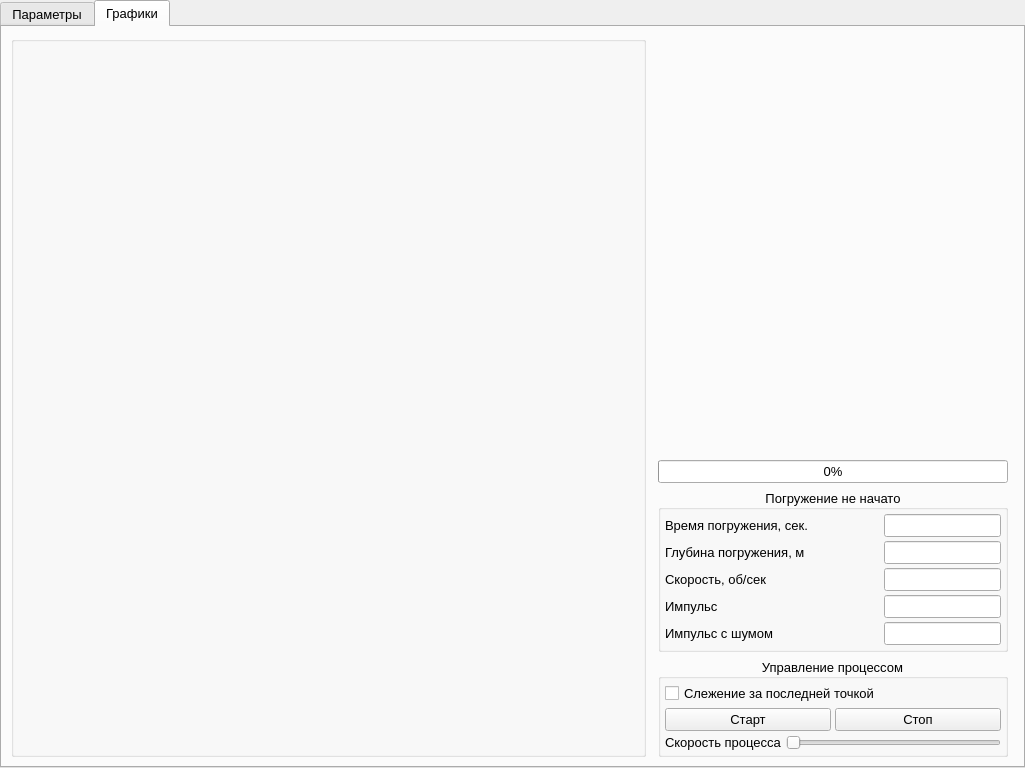
This is mainwindow.ui in DvaMishkiLapa/xolm3 as Qt 5 draws it before an edit. The edited form follows.
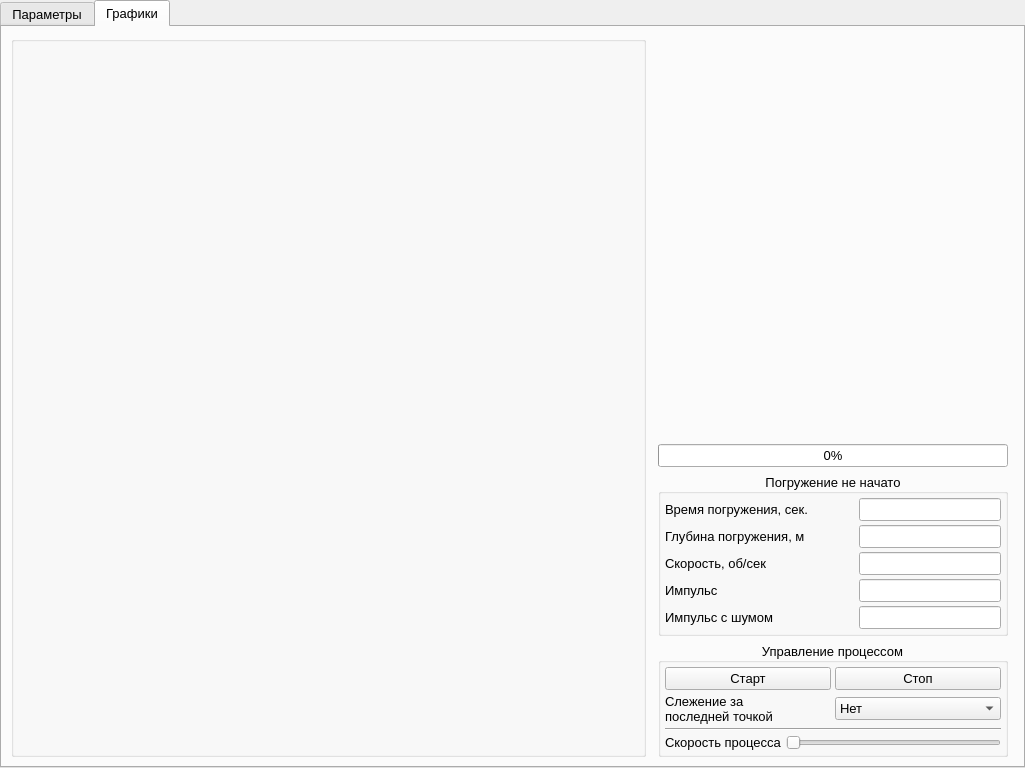
This is the edited form. The open tabs and pages were chosen to show the change.

Commit message: Replace tracking_toggle to tracking_toggle_box

```diff
--- a/mainwindow.ui
+++ b/mainwindow.ui
@@ -743,7 +743,7 @@
                 <widget class="QLabel" name="label_19">
                  <property name="minimumSize">
                   <size>
-                   <width>215</width>
+                   <width>190</width>
                    <height>0</height>
                   </size>
                  </property>
@@ -767,7 +767,7 @@
                 <widget class="QLabel" name="label_18">
                  <property name="minimumSize">
                   <size>
-                   <width>215</width>
+                   <width>190</width>
                    <height>0</height>
                   </size>
                  </property>
@@ -791,7 +791,7 @@
                 <widget class="QLabel" name="label_15">
                  <property name="minimumSize">
                   <size>
-                   <width>215</width>
+                   <width>190</width>
                    <height>0</height>
                   </size>
                  </property>
@@ -815,7 +815,7 @@
                 <widget class="QLabel" name="label_17">
                  <property name="minimumSize">
                   <size>
-                   <width>215</width>
+                   <width>190</width>
                    <height>0</height>
                   </size>
                  </property>
@@ -839,7 +839,7 @@
                 <widget class="QLabel" name="label_16">
                  <property name="minimumSize">
                   <size>
-                   <width>215</width>
+                   <width>190</width>
                    <height>0</height>
                   </size>
                  </property>
@@ -902,13 +902,6 @@
              <property name="bottomMargin">
               <number>4</number>
              </property>
-             <item>
-              <widget class="QCheckBox" name="tracking_toggle">
-               <property name="text">
-                <string>Слежение за последней точкой</string>
-               </property>
-              </widget>
-             </item>
              <item>
               <layout class="QHBoxLayout" name="horizontalLayout_16">
                <item>
@@ -948,6 +941,47 @@
                </item>
               </layout>
              </item>
+             <item>
+              <layout class="QHBoxLayout" name="horizontalLayout_7">
+               <item>
+                <widget class="QLabel" name="label_7">
+                 <property name="text">
+                  <string>Слежение за
+последней точкой</string>
+                 </property>
+                </widget>
+               </item>
+               <item>
+                <widget class="QComboBox" name="tracking_toggle_box">
+                 <property name="currentIndex">
+                  <number>0</number>
+                 </property>
+                 <item>
+                  <property name="text">
+                   <string>Нет</string>
+                  </property>
+                 </item>
+                 <item>
+                  <property name="text">
+                   <string>Фиксированное</string>
+                  </property>
+                 </item>
+                 <item>
+                  <property name="text">
+                   <string>Динамическое</string>
+                  </property>
+                 </item>
+                </widget>
+               </item>
+              </layout>
+             </item>
+             <item>
+              <widget class="Line" name="line">
+               <property name="orientation">
+                <enum>Qt::Horizontal</enum>
+               </property>
+              </widget>
+             </item>
              <item>
               <layout class="QHBoxLayout" name="horizontalLayout_17">
                <item>
```
Left out of the diff: 2 changed lines with no effect on the pictures. The commit also changes 2 other files.
